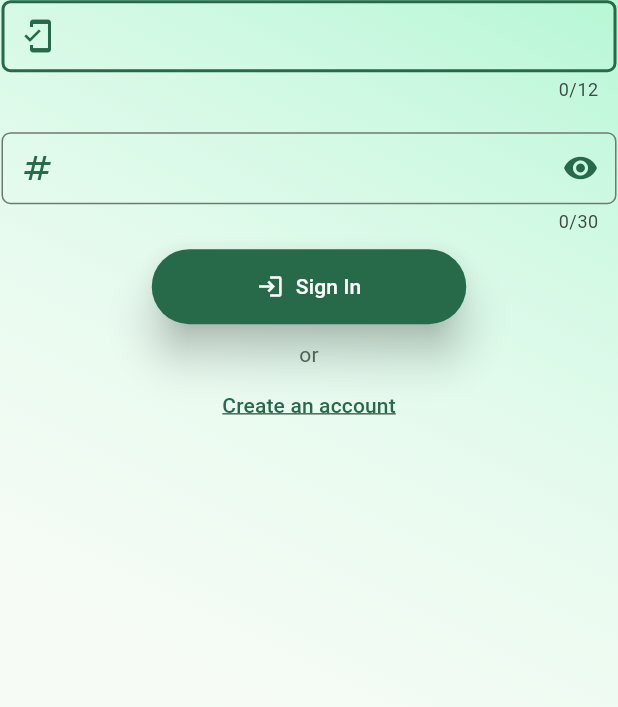
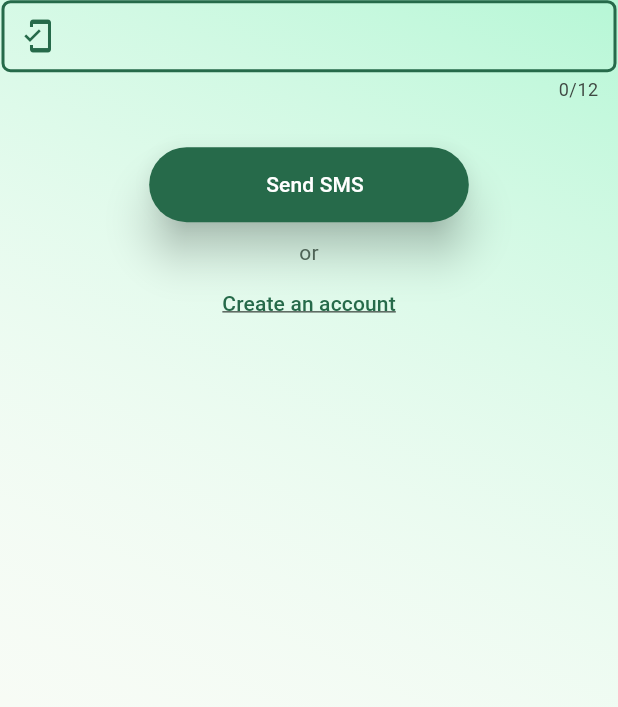
Before and after one commit to priya31-prog/login_flutter_app, a Flutter app: the screen it shows after launch, after a tap on "Login through OTP ?", on a phone screen of 412 x 824 dp, the part 520-1227 px from its top. Run offline on Flutter 3.47's test engine with Material 3 defaults, Android fonts, the phone set to English and light mode, and no system bars; our stand-ins replace firebase_auth, firebase_core, google_fonts; accounts and stored records are empty.

Commit message:
sign in page changes UI

```diff
--- a/login_app/lib/detail_page/sign_in_page.dart
+++ b/login_app/lib/detail_page/sign_in_page.dart
@@ -25,12 +25,14 @@ class _SignInPage extends State<SignInPage> {
   String _verificationId = '';
   String _smsCode = '';
   String _phoneNumber = '';
+  bool isOtpVisible = false;
+  bool isSmsCodeSent = false;
 
   final _formKey = GlobalKey<FormState>();
 
   Future<void> _verifyPhone() async {
     await _auth.verifyPhoneNumber(
-      phoneNumber: '7708309962',
+      phoneNumber: '+917708309962',
       verificationCompleted: (PhoneAuthCredential credential) async {
         await _auth.signInWithCredential(credential);
         print('Successfully logged in..');
@@ -120,7 +122,7 @@ class _SignInPage extends State<SignInPage> {
                     TextButton(
                       onPressed: () {
                         setState(() {
-                          isLoginMobile = true;
+                          isLoginMobile = !isLoginMobile;
                         });
                       },
                       child: Text(
@@ -185,9 +187,12 @@ class _SignInPage extends State<SignInPage> {
                     // right: 30,
                     bottom: 10,
                   ),
-                  child: TextFormField(
+                  child:
+                      !isOtpVisible && !isLoginMobile
+                          ? TextFormField(
                             maxLength: 30,
-                    autovalidateMode: AutovalidateMode.onUserInteraction,
+                            autovalidateMode:
+                                AutovalidateMode.onUserInteraction,
                             validator: (value) {
                               String errorMessage = '';
                               if (!isLoginMobile) {
@@ -208,8 +213,11 @@ class _SignInPage extends State<SignInPage> {
                                   errorMessage += 'one number is missing \n';
                                   // return _errorMessage;
                                 }
-                        if (!value.contains(RegExp(r'[!@#%^&*(),.?":{}|<>]'))) {
-                          errorMessage += 'Special character is missing \n';
+                                if (!value.contains(
+                                  RegExp(r'[!@#%^&*(),.?":{}|<>]'),
+                                )) {
+                                  errorMessage +=
+                                      'Special character is missing \n';
                                   // return _errorMessage;
                                 }
                               } else {
@@ -224,21 +232,27 @@ class _SignInPage extends State<SignInPage> {
                             },
                             obscureText: isPasswordVisible ? false : true,
                             controller:
-                        isLoginMobile ? _otpController : _passwordController,
+                                isLoginMobile
+                                    ? _otpController
+                                    : _passwordController,
 
                             // autovalidateMode: AutovalidateMode.always,
                             decoration: InputDecoration(
                               contentPadding: const EdgeInsets.all(8.0),
                               // isCollapsed: true,
                               border: const OutlineInputBorder(
-                        borderRadius: BorderRadius.all(Radius.circular(6)),
+                                borderRadius: BorderRadius.all(
+                                  Radius.circular(6),
+                                ),
                               ),
                               prefixIcon:
                                   isLoginMobile
                                       ? const Icon(Icons.numbers)
                                       : const Icon(Icons.password_outlined),
-                      prefixIconColor: Theme.of(context).colorScheme.primary,
-                      suffixIconColor: Theme.of(context).colorScheme.primary,
+                              prefixIconColor:
+                                  Theme.of(context).colorScheme.primary,
+                              suffixIconColor:
+                                  Theme.of(context).colorScheme.primary,
                               suffixIcon: IconButton(
                                 icon:
                                     isPasswordVisible
@@ -252,11 +266,18 @@ class _SignInPage extends State<SignInPage> {
                               ),
                             ),
                             // style: const TextStyle(color: Colors.green),
-                  ),
+                          )
+                          : SizedBox.shrink(),
                 ),
                 ElevatedButton.icon(
-                  icon: const Icon(Icons.login_outlined),
-                  label: const Text('Sign In'),
+                  icon:
+                      isSmsCodeSent
+                          ? Icon(Icons.login_outlined)
+                          : SizedBox.shrink(),
+                  label:
+                      isSmsCodeSent
+                          ? const Text('Sign In')
+                          : const Text('Send SMS'),
                   style: ElevatedButton.styleFrom(
                     backgroundColor: Theme.of(context).colorScheme.primary,
                     foregroundColor: Colors.white,
@@ -269,11 +290,44 @@ class _SignInPage extends State<SignInPage> {
                     ),
                   ),
                   onPressed: () async {
+                    if (isLoginMobile) {
+                      setState(() {
+                        isOtpVisible = true;
+                      });
+                    }
                     _formKey.currentState!.validate();
                     await _verifyPhone();
                     // _signInWithOTP();
                   },
                 ),
+
+                isSmsCodeSent
+                    ? ElevatedButton.icon(
+                      icon: SizedBox.shrink(),
+                      label: const Text('Send SMS'),
+                      style: ElevatedButton.styleFrom(
+                        backgroundColor: Theme.of(context).colorScheme.primary,
+                        foregroundColor: Colors.white,
+                        elevation: 12,
+                        padding: const EdgeInsets.only(
+                          right: 70,
+                          left: 70,
+                          top: 15,
+                          bottom: 15,
+                        ),
+                      ),
+                      onPressed: () async {
+                        if (isLoginMobile) {
+                          setState(() {
+                            isSmsCodeSent = true;
+                          });
+                        }
+                        // _formKey.currentState!.validate();
+                        await _verifyPhone();
+                        // _signInWithOTP();
+                      },
+                    )
+                    : SizedBox.shrink(),
                 Padding(
                   padding: const EdgeInsets.only(top: 10, left: 10, right: 10),
                   child: Text(
```
Lines whose indentation alone changed are shown as unchanged.
